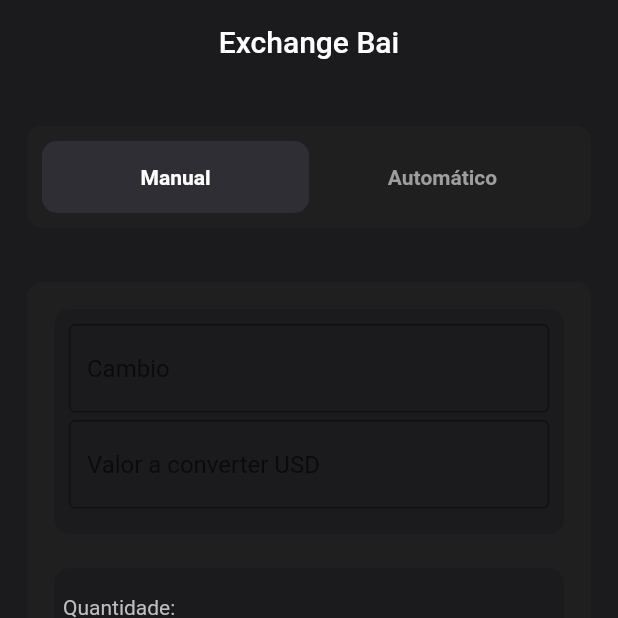
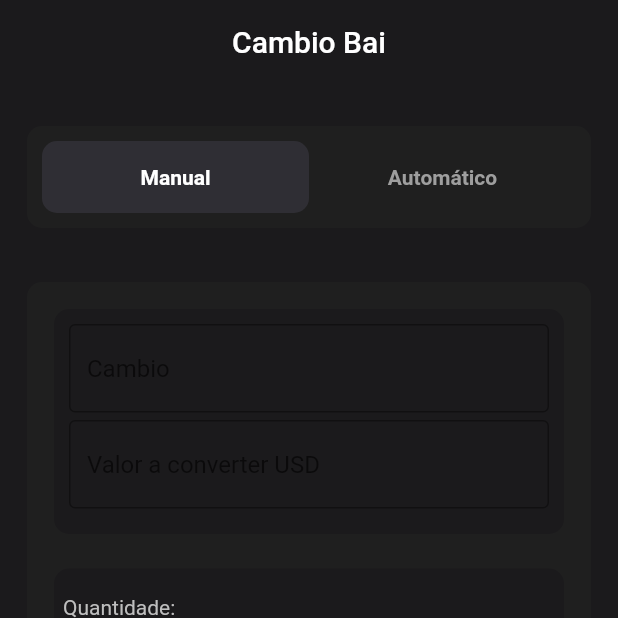
Before and after one commit to geekfabio/exchange, a Flutter app: the screen it shows after launch, on a phone screen of 412 x 824 dp, the top half of it. Run offline on Flutter 3.47's test engine with Material 2 defaults, Android fonts, the phone set to English and light mode, and no system bars; our stand-ins replace bloc; generated files the repository leaves out were written again.

Commit message:
changed title AppBar

```diff
--- a/lib/exchange/view/home/home_page.dart
+++ b/lib/exchange/view/home/home_page.dart
@@ -9,12 +9,12 @@ class HomePage extends StatelessWidget {
   Widget build(BuildContext context) {
     return Scaffold(
       appBar: AppBar(
-        title: const Center(child: Text('Exchange Bai')),
+        title: const Center(child: Text('Cambio Bai')),
         backgroundColor: const Color.fromRGBO(27, 26, 28, 1),
         elevation: 0,
       ),
       backgroundColor: const Color.fromRGBO(27, 26, 28, 1),
-      body: Column(
+      body: ListView(
         children: const [
           //Page Header
           SizedBox(
```
